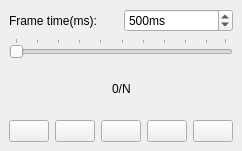
Above: Polyhedron/demo/Polyhedron/Plugins/Operations_on_polyhedra/Animate_widget.ui from CGAL/cgal before the change. Below: the same form after it.
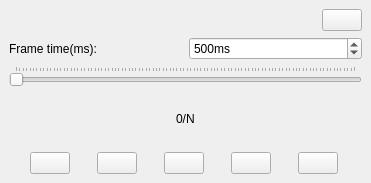
That is the form after the change. Icons and pictures are not drawn.

Commit message: add a help box

```diff
--- a/Polyhedron/demo/Polyhedron/Plugins/Operations_on_polyhedra/Animate_widget.ui
+++ b/Polyhedron/demo/Polyhedron/Plugins/Operations_on_polyhedra/Animate_widget.ui
@@ -6,8 +6,8 @@
    <rect>
     <x>0</x>
     <y>0</y>
-    <width>202</width>
-    <height>151</height>
+    <width>371</width>
+    <height>183</height>
    </rect>
   </property>
   <property name="windowTitle">
@@ -15,6 +15,40 @@
   </property>
   <widget class="QWidget" name="dockWidgetContents">
    <layout class="QVBoxLayout" name="verticalLayout">
+    <item>
+     <layout class="QHBoxLayout" name="horizontalLayout_5">
+      <item>
+       <spacer name="horizontalSpacer_3">
+        <property name="orientation">
+         <enum>Qt::Horizontal</enum>
+        </property>
+        <property name="sizeHint" stdset="0">
+         <size>
+          <width>40</width>
+          <height>20</height>
+         </size>
+        </property>
+       </spacer>
+      </item>
+      <item>
+       <widget class="QPushButton" name="helpButton">
+        <property name="sizePolicy">
+         <sizepolicy hsizetype="Fixed" vsizetype="Fixed">
+          <horstretch>0</horstretch>
+          <verstretch>0</verstretch>
+         </sizepolicy>
+        </property>
+        <property name="text">
+         <string/>
+        </property>
+        <property name="icon">
+         <iconset resource="../../Polyhedron_3.qrc">
+          <normaloff>:/cgal/icons/resources/help_button.png</normaloff>:/cgal/icons/resources/help_button.png</iconset>
+        </property>
+       </widget>
+      </item>
+     </layout>
+    </item>
     <item>
      <layout class="QHBoxLayout" name="horizontalLayout_2">
       <item>
```
Left out of the diff: 3 changed lines with no effect on the pictures. The commit also changes 1 other file.
